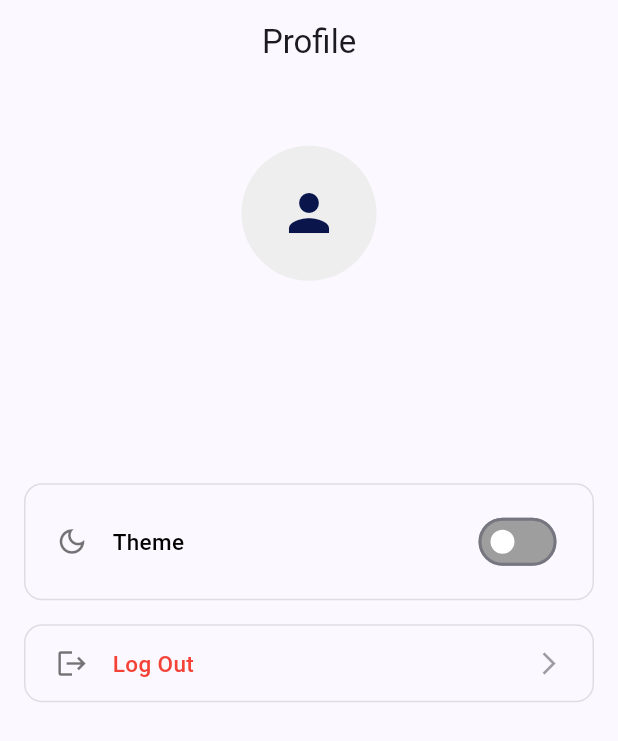
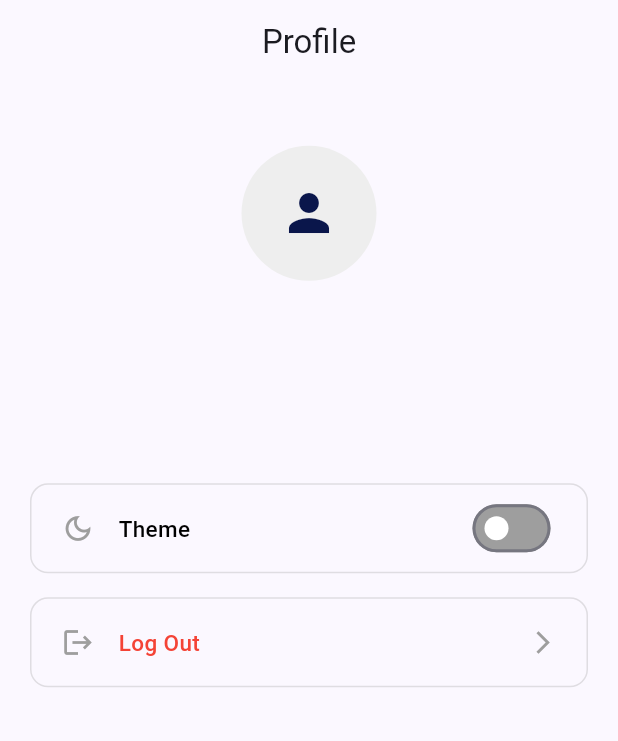
Before and after one commit to Jahid01234/E-commerce_app_bloc, a Flutter app: the ProfileScreen screen opened directly, on a phone screen of 412 x 824 dp. Shown: the top 741 px of the screen. Run offline on Flutter 3.47's test engine with Material 3 defaults, Android fonts, the phone set to English and light mode, and no system bars; drawn by our look-alikes of cached_network_image; our stand-ins replace bloc, cloud_firestore, equatable, expandable_text, firebase_auth, firebase_core and 8 more; accounts and stored records are empty; network calls fail.

Commit message:
- Profile screen color fix ....

```diff
--- a/lib/features/blocs/cart/add_cart_bloc.dart
+++ b/lib/features/blocs/cart/add_cart_bloc.dart
@@ -2,6 +2,8 @@ import 'package:bloc/bloc.dart';
 import 'package:bloc_ecommerce_app/core/repository/cart_repository.dart';
 import 'package:bloc_ecommerce_app/features/blocs/cart/add_cart_event.dart';
 import 'package:bloc_ecommerce_app/features/blocs/cart/add_cart_state.dart';
+import 'package:bloc_ecommerce_app/features/blocs/cart/cart_bloc.dart';
+import 'package:bloc_ecommerce_app/features/blocs/cart/cart_event.dart';
 
 class AddCartBloc extends Bloc<AddCartEvent, AddCartState> {
   final CartRepository cartRepository;
--- a/lib/features/blocs/cart/cart_bloc.dart
+++ b/lib/features/blocs/cart/cart_bloc.dart
@@ -12,10 +12,12 @@ class CartBloc extends Bloc<CartEvent, CartState> {
     on<FetchCartProduct>((event, emit) async {
       emit(CartLoading());
       try {
-        final result = await cartRepository.fetchProductsFromCart();
+        final result = await cartRepository.fetchProductsFromCart()
+                      .timeout(const Duration(seconds: 10));
         emit(CartProductSuccess(result));
         debugPrint("Cart product................:$result");
       } catch (e) {
+        debugPrint("❌ Error: $e");
         emit(CartProductFailed("Failed added to cart!"));
       }
     });
--- a/lib/features/blocs/cart/cart_state.dart
+++ b/lib/features/blocs/cart/cart_state.dart
@@ -20,6 +20,8 @@ class CartProductSuccess extends CartState{
   List<Object?> get props => [cartProduct];
 }
 
+
+
 class CartProductFailed extends CartState{
   final String message;
   const CartProductFailed(this.message);
--- a/lib/features/presentation/cart/screens/cart_screen.dart
+++ b/lib/features/presentation/cart/screens/cart_screen.dart
@@ -27,10 +27,8 @@ class CartScreen extends StatelessWidget {
             Expanded(
               child: RefreshIndicator(
                 onRefresh: () async {
-                  context.read<CartBloc>().add(FetchCartProduct());
-                  await context.read<CartBloc>().stream.firstWhere(
-                        (state) => state is CartProductSuccess || state is CartProductFailed,
-                  );
+                   context.read<CartBloc>().add(FetchCartProduct());
+                   await Future.delayed(const Duration(seconds: 2));
                 },
 
                 child: BlocBuilder<CartBloc, CartState>(
--- a/lib/features/presentation/profile/widgets/profile_component.dart
+++ b/lib/features/presentation/profile/widgets/profile_component.dart
@@ -29,12 +29,11 @@ class ProfileComponentTile extends StatelessWidget {
     return GestureDetector(
       onTap: showSwitch ? null : onTap,
       child: Container(
-        margin: const EdgeInsets.symmetric(horizontal: 16, vertical: 8),
-        padding: const EdgeInsets.symmetric(horizontal: 20, vertical: 14),
+        height: 60,
+        margin: const EdgeInsets.symmetric(horizontal: 20, vertical: 8),
+        padding: const EdgeInsets.symmetric(horizontal: 20),
         decoration: BoxDecoration(
-          border: Border.all(
-            color: Colors.grey.withValues(alpha: 0.3),
-          ),
+          border: Border.all(color: Colors.grey.withValues(alpha: 0.3)),
           borderRadius: BorderRadius.circular(12),
         ),
         child: Row(
@@ -42,7 +41,11 @@ class ProfileComponentTile extends StatelessWidget {
             Icon(
               icon,
               size: 22,
-              color: iconColor ?? Colors.black54,
+              color:
+                  iconColor ??
+                  (Theme.of(context).brightness == Brightness.dark
+                      ? Colors.white
+                      : Colors.grey),
             ),
             const SizedBox(width: 16),
 
@@ -52,7 +55,11 @@ class ProfileComponentTile extends StatelessWidget {
                 title,
                 style: TextStyle(
                   fontSize: 15,
-                  color: titleColor ?? Colors.black,
+                  color:
+                      titleColor ??
+                      (Theme.of(context).brightness == Brightness.dark
+                          ? Colors.white
+                          : Colors.black),
                   fontWeight: FontWeight.w500,
                 ),
               ),
@@ -62,9 +69,11 @@ class ProfileComponentTile extends StatelessWidget {
             if (trailingText != null)
               Text(
                 trailingText!,
-                style: const TextStyle(
+                style: TextStyle(
                   fontSize: 13,
-                  color: Colors.black54,
+                  color: Theme.of(context).brightness == Brightness.dark
+                      ? Colors.white
+                      : Colors.black,
                 ),
               ),
 
@@ -81,10 +90,12 @@ class ProfileComponentTile extends StatelessWidget {
 
             // Arrow
             if (!showSwitch)
-              const Icon(
+              Icon(
                 Icons.arrow_forward_ios,
                 size: 18,
-                color: Colors.black38,
+                color: Theme.of(context).brightness == Brightness.dark
+                    ? Colors.white
+                    : Colors.grey,
               ),
           ],
         ),
```
Also changed, not shown: lib/core/repository/cart_repository.dart (+8 -2 lines).
